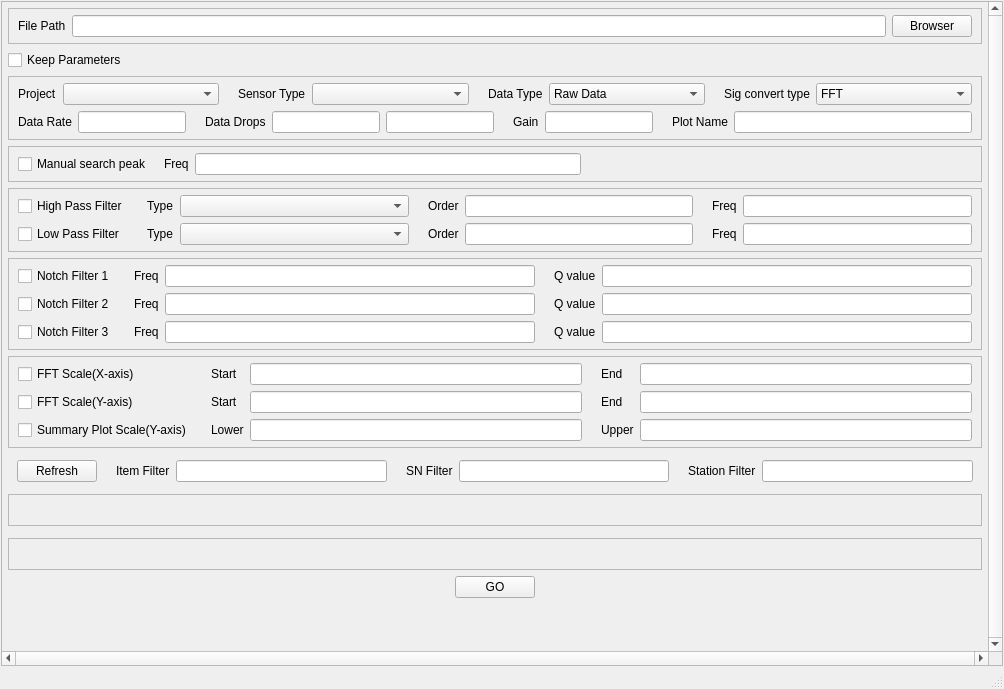
Before: the Qt Designer form mainWin.ui in leoduhot/cld_data_visualize, drawn with Qt 5.
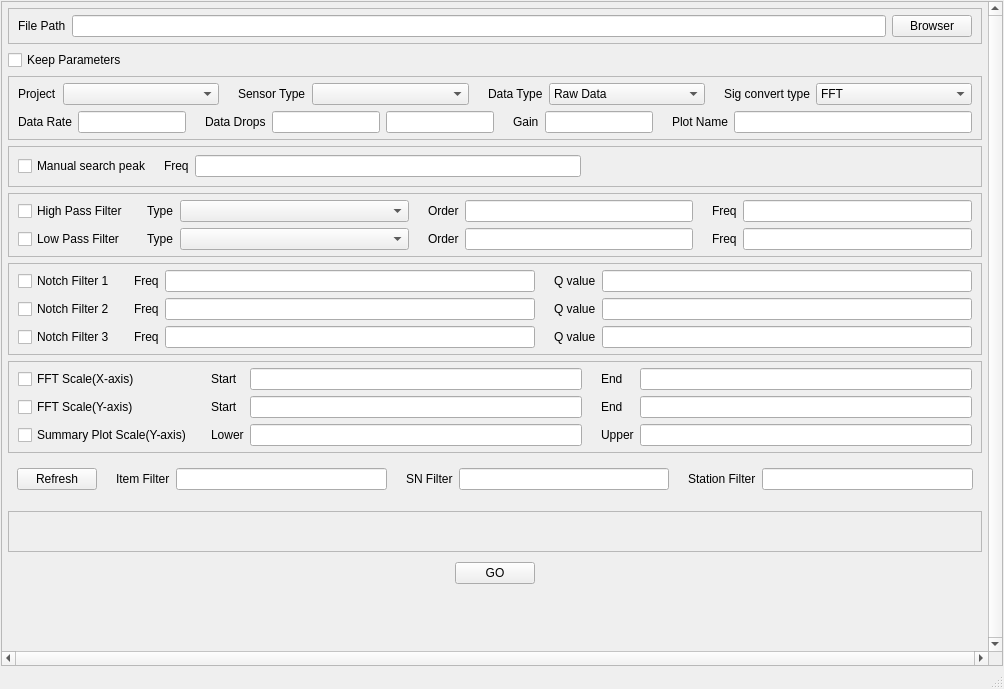
After: the same form once the commit is applied.

Commit message: remove unused widget

The edit to the form file:
```diff
--- a/mainWin.ui
+++ b/mainWin.ui
@@ -92,7 +92,7 @@
          <x>0</x>
          <y>0</y>
          <width>1000</width>
-         <height>698</height>
+         <height>678</height>
         </rect>
        </property>
        <property name="sizePolicy">
@@ -1401,22 +1401,6 @@
           </layout>
          </widget>
         </item>
-        <item>
-         <widget class="QFrame" name="testItemFrm">
-          <property name="sizePolicy">
-           <sizepolicy hsizetype="Expanding" vsizetype="Preferred">
-            <horstretch>1</horstretch>
-            <verstretch>0</verstretch>
-           </sizepolicy>
-          </property>
-          <property name="frameShape">
-           <enum>QFrame::Shape::StyledPanel</enum>
-          </property>
-          <property name="frameShadow">
-           <enum>QFrame::Shadow::Raised</enum>
-          </property>
-         </widget>
-        </item>
         <item>
          <widget class="QFrame" name="refreshFrm">
           <property name="sizePolicy">
```
Left out of the diff: 1 changed line with no effect on the pictures. The commit also changes 1 other file.
